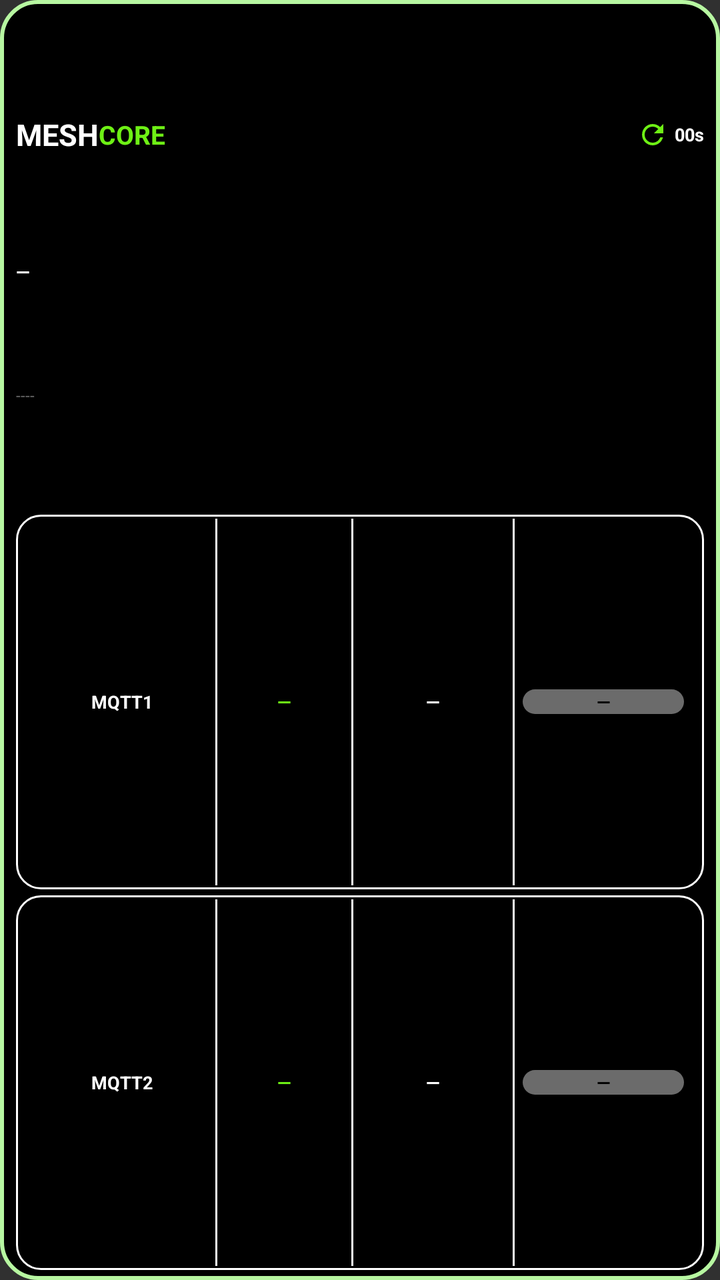
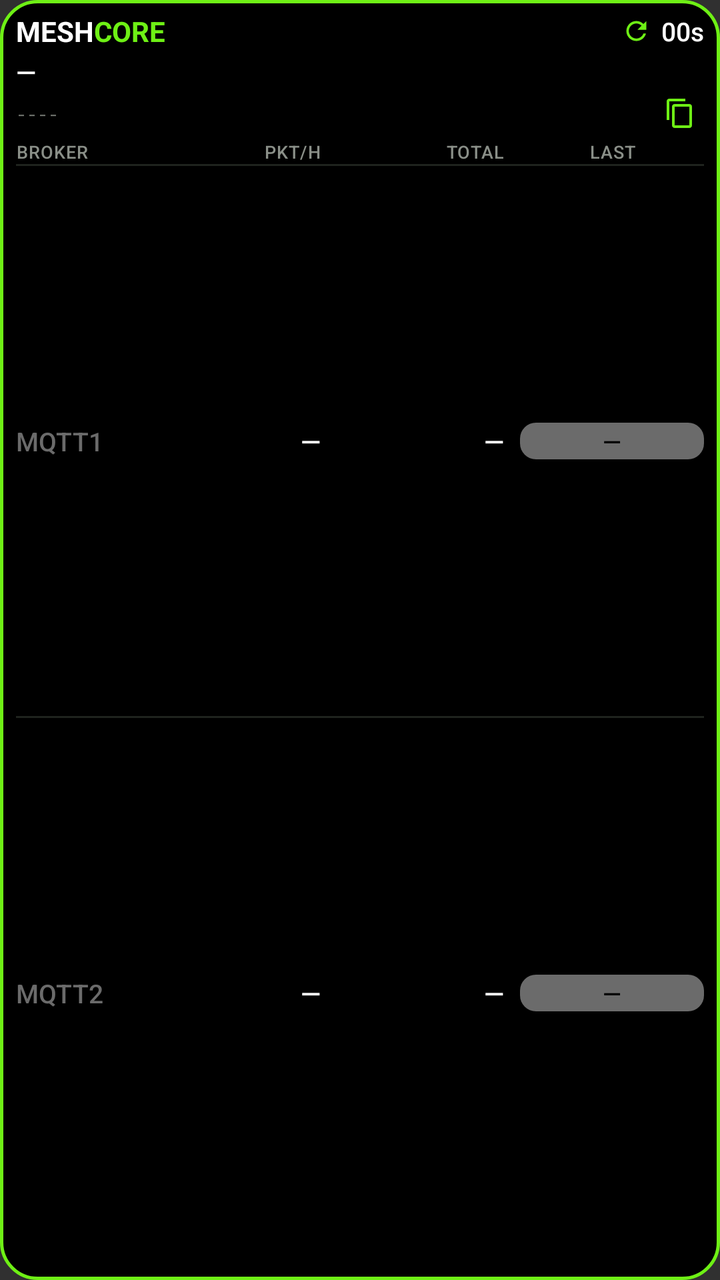

Two renders of the same Android screen: before a commit and after it. Below are the layout's source before the change and the commit's diff.
<!-- AndroidManifest.xml: application theme android:Theme.Material.NoActionBar -->
<!-- res/layout/widget_observer_compact.xml -->
<?xml version="1.0" encoding="utf-8"?>
<LinearLayout xmlns:android="http://schemas.android.com/apk/res/android"
    android:id="@+id/widget_root"
    android:layout_width="match_parent"
    android:layout_height="match_parent"
    android:orientation="vertical"
    android:paddingStart="8dp" android:paddingEnd="8dp" android:paddingTop="5dp" android:paddingBottom="5dp"
    android:background="@drawable/widget_bg">

    <LinearLayout android:layout_width="match_parent" android:layout_height="0dp" android:layout_weight="2"
        android:orientation="horizontal" android:gravity="center_vertical">
        <TextView android:layout_width="wrap_content" android:layout_height="wrap_content" android:text="MESH" android:textColor="#FFFFFF" android:textStyle="bold" android:textSize="15sp" android:maxLines="1"/>
        <TextView android:layout_width="wrap_content" android:layout_height="wrap_content" android:text="CORE" android:textColor="#6EF015" android:textStyle="bold" android:textSize="13sp" android:maxLines="1"/>
        <FrameLayout android:layout_width="0dp" android:layout_height="1dp" android:layout_weight="1"/>
        <ImageView android:id="@+id/refresh_icon" android:layout_width="16dp" android:layout_height="16dp" android:layout_marginStart="6dp"
            android:src="@drawable/ic_refresh" android:contentDescription="@null"/>
        <ProgressBar android:id="@+id/refresh_spinner"
            android:layout_width="16dp" android:layout_height="16dp" android:layout_marginStart="6dp" android:indeterminate="true"
            android:indeterminateOnly="true" android:indeterminateDrawable="@drawable/ic_refresh_spin"
            android:indeterminateDuration="900" android:visibility="gone"/>
        <TextView android:id="@+id/interval_text" android:layout_width="wrap_content" android:layout_height="wrap_content"
            android:layout_marginStart="3dp" android:text="00s" android:textColor="#FFFFFF" android:textStyle="bold" android:textSize="9sp" android:maxLines="1"/>
    </LinearLayout>

    <LinearLayout android:layout_width="match_parent" android:layout_height="0dp" android:layout_weight="2"
        android:orientation="vertical" android:gravity="center_vertical">
        <TextView android:id="@+id/obs_name" android:layout_width="match_parent" android:layout_height="0dp" android:layout_weight="1"
            android:text="—" android:textColor="#FFFFFF" android:textStyle="bold" android:textSize="9sp" android:maxLines="1" android:ellipsize="end"/>
        <TextView android:id="@+id/obs_hash" android:layout_width="match_parent" android:layout_height="0dp" android:layout_weight="1"
            android:text="----" android:textColor="#6B6B6B" android:textSize="8sp" android:maxLines="1" android:ellipsize="end"/>
    </LinearLayout>

    <LinearLayout android:layout_width="match_parent" android:layout_height="0dp" android:layout_weight="3"
        android:layout_marginTop="3dp" android:orientation="horizontal" android:gravity="center_vertical"
        android:background="@drawable/card_outline" android:paddingStart="6dp" android:paddingEnd="6dp" android:paddingTop="2dp" android:paddingBottom="2dp">
        <LinearLayout android:layout_width="0dp" android:layout_height="wrap_content" android:layout_weight="3.5" android:orientation="vertical">
            <TextView android:layout_width="match_parent" android:layout_height="wrap_content" android:id="@+id/m1_title" android:text="MQTT1" android:textColor="#FFFFFF" android:textStyle="bold" android:gravity="center" android:textSize="9sp" android:maxLines="1" android:autoSizeTextType="uniform" android:autoSizeMinTextSize="7sp" android:autoSizeMaxTextSize="9sp" android:autoSizeStepGranularity="1sp"/>
        </LinearLayout>
        <FrameLayout android:layout_width="1dp" android:layout_height="match_parent" android:background="#FFFFFF"/>
        <TextView android:id="@+id/m1_hour" android:layout_width="0dp" android:layout_height="wrap_content" android:layout_weight="2.5" android:gravity="center" android:text="—" android:textColor="#6EF015" android:textStyle="bold" android:textSize="9sp" android:maxLines="1" android:autoSizeTextType="uniform" android:autoSizeMinTextSize="5sp" android:autoSizeMaxTextSize="9sp" android:autoSizeStepGranularity="1sp"/>
        <LinearLayout android:id="@+id/m1_total_col" android:layout_width="0dp" android:layout_height="match_parent" android:layout_weight="3" android:orientation="horizontal" android:gravity="center_vertical">
            <FrameLayout android:layout_width="1dp" android:layout_height="match_parent" android:background="#FFFFFF"/>
            <TextView android:id="@+id/m1_total" android:layout_width="0dp" android:layout_height="wrap_content" android:layout_weight="1" android:gravity="center" android:text="—" android:textColor="#FFFFFF" android:textStyle="bold" android:textSize="9sp" android:maxLines="1" android:autoSizeTextType="uniform" android:autoSizeMinTextSize="5sp" android:autoSizeMaxTextSize="9sp" android:autoSizeStepGranularity="1sp"/>
        </LinearLayout>
        <FrameLayout android:layout_width="1dp" android:layout_height="match_parent" android:background="#FFFFFF"/>
        <TextView android:id="@+id/m1_last" android:layout_width="0dp" android:layout_height="wrap_content" android:layout_weight="3" android:layout_marginStart="4dp" android:layout_marginEnd="4dp" android:gravity="center" android:background="@drawable/pill_gray" android:text="—" android:textColor="#000000" android:textStyle="bold" android:textSize="9sp" android:maxLines="1" android:autoSizeTextType="uniform" android:autoSizeMinTextSize="7sp" android:autoSizeMaxTextSize="9sp" android:autoSizeStepGranularity="1sp"/>
    </LinearLayout>

    <LinearLayout android:layout_width="match_parent" android:layout_height="0dp" android:layout_weight="3"
        android:layout_marginTop="3dp" android:orientation="horizontal" android:gravity="center_vertical"
        android:background="@drawable/card_outline" android:paddingStart="6dp" android:paddingEnd="6dp" android:paddingTop="2dp" android:paddingBottom="2dp">
        <LinearLayout android:layout_width="0dp" android:layout_height="wrap_content" android:layout_weight="3.5" android:orientation="vertical">
            <TextView android:layout_width="match_parent" android:layout_height="wrap_content" android:id="@+id/m2_title" android:text="MQTT2" android:textColor="#FFFFFF" android:textStyle="bold" android:gravity="center" android:textSize="9sp" android:maxLines="1" android:autoSizeTextType="uniform" android:autoSizeMinTextSize="7sp" android:autoSizeMaxTextSize="9sp" android:autoSizeStepGranularity="1sp"/>
        </LinearLayout>
        <FrameLayout android:layout_width="1dp" android:layout_height="match_parent" android:background="#FFFFFF"/>
        <TextView android:id="@+id/m2_hour" android:layout_width="0dp" android:layout_height="wrap_content" android:layout_weight="2.5" android:gravity="center" android:text="—" android:textColor="#6EF015" android:textStyle="bold" android:textSize="9sp" android:maxLines="1" android:autoSizeTextType="uniform" android:autoSizeMinTextSize="5sp" android:autoSizeMaxTextSize="9sp" android:autoSizeStepGranularity="1sp"/>
        <LinearLayout android:id="@+id/m2_total_col" android:layout_width="0dp" android:layout_height="match_parent" android:layout_weight="3" android:orientation="horizontal" android:gravity="center_vertical">
            <FrameLayout android:layout_width="1dp" android:layout_height="match_parent" android:background="#FFFFFF"/>
            <TextView android:id="@+id/m2_total" android:layout_width="0dp" android:layout_height="wrap_content" android:layout_weight="1" android:gravity="center" android:text="—" android:textColor="#FFFFFF" android:textStyle="bold" android:textSize="9sp" android:maxLines="1" android:autoSizeTextType="uniform" android:autoSizeMinTextSize="5sp" android:autoSizeMaxTextSize="9sp" android:autoSizeStepGranularity="1sp"/>
        </LinearLayout>
        <FrameLayout android:layout_width="1dp" android:layout_height="match_parent" android:background="#FFFFFF"/>
        <TextView android:id="@+id/m2_last" android:layout_width="0dp" android:layout_height="wrap_content" android:layout_weight="3" android:layout_marginStart="4dp" android:layout_marginEnd="4dp" android:gravity="center" android:background="@drawable/pill_gray" android:text="—" android:textColor="#000000" android:textStyle="bold" android:textSize="9sp" android:maxLines="1" android:autoSizeTextType="uniform" android:autoSizeMinTextSize="7sp" android:autoSizeMaxTextSize="9sp" android:autoSizeStepGranularity="1sp"/>
    </LinearLayout>
</LinearLayout>
<!-- resources referenced by this layout -->
<resources>
  <!-- drawable card_outline (drawable) -->
  <?xml version="1.0" encoding="utf-8"?>
  <shape xmlns:android="http://schemas.android.com/apk/res/android" android:shape="rectangle">
      <solid android:color="#000000"/>
      <stroke android:width="1dp" android:color="#FFFFFF"/>
      <corners android:radius="12dp"/>
  </shape>
  <!-- drawable ic_refresh (drawable) -->
  <?xml version="1.0" encoding="utf-8"?>
  <vector xmlns:android="http://schemas.android.com/apk/res/android" android:width="24dp" android:height="24dp" android:viewportWidth="24" android:viewportHeight="24">
      <path android:fillColor="#6EF015" android:pathData="M17.65,6.35C16.2,4.9 14.21,4 12,4c-4.42,0 -7.99,3.58 -7.99,8s3.57,8 7.99,8c3.73,0 6.84,-2.55 7.73,-6h-2.08c-0.82,2.33 -3.04,4 -5.65,4 -3.31,0 -6,-2.69 -6,-6s2.69,-6 6,-6c1.66,0 3.14,0.69 4.22,1.78L13,11h7V4l-2.35,2.35z"/>
  </vector>
  <!-- drawable ic_refresh_spin (drawable) -->
  <?xml version="1.0" encoding="utf-8"?>
  <rotate xmlns:android="http://schemas.android.com/apk/res/android"
      android:drawable="@drawable/ic_refresh_busy"
      android:fromDegrees="0"
      android:toDegrees="360"
      android:pivotX="50%"
      android:pivotY="50%" />
  <!-- drawable pill_gray (drawable) -->
  <?xml version="1.0" encoding="utf-8"?>
  <shape xmlns:android="http://schemas.android.com/apk/res/android" android:shape="rectangle">
      <solid android:color="#6B6B6B"/>
      <corners android:radius="11dp"/>
  </shape>
  <!-- drawable widget_bg (drawable) -->
  <?xml version="1.0" encoding="utf-8"?>
  <shape xmlns:android="http://schemas.android.com/apk/res/android" android:shape="rectangle">
      <solid android:color="#000000"/>
      <stroke android:width="2dp" android:color="#B7F7A1"/>
      <corners android:radius="18dp"/>
  </shape>
  <!-- drawable ic_refresh_busy (drawable) -->
  <?xml version="1.0" encoding="utf-8"?>
  <vector xmlns:android="http://schemas.android.com/apk/res/android" android:width="24dp" android:height="24dp" android:viewportWidth="24" android:viewportHeight="24">
      <path android:fillColor="#FF9500" android:pathData="M17.65,6.35C16.2,4.9 14.21,4 12,4c-4.42,0 -7.99,3.58 -7.99,8s3.57,8 7.99,8c3.73,0 6.84,-2.55 7.73,-6h-2.08c-0.82,2.33 -3.04,4 -5.65,4 -3.31,0 -6,-2.69 -6,-6s2.69,-6 6,-6c1.66,0 3.14,0.69 4.22,1.78L13,11h7V4l-2.35,2.35z"/>
  </vector>
</resources>

<!-- the commit's change to res/layout/widget_observer_compact.xml (unified diff, before → after) -->
@@ -4,61 +4,64 @@
     android:layout_width="match_parent"
     android:layout_height="match_parent"
     android:orientation="vertical"
-    android:paddingStart="8dp" android:paddingEnd="8dp" android:paddingTop="5dp" android:paddingBottom="5dp"
+    android:paddingStart="8dp" android:paddingEnd="8dp" android:paddingTop="6dp" android:paddingBottom="6dp"
     android:background="@drawable/widget_bg">
 
-    <LinearLayout android:layout_width="match_parent" android:layout_height="0dp" android:layout_weight="2"
+    <LinearLayout android:layout_width="match_parent" android:layout_height="wrap_content"
         android:orientation="horizontal" android:gravity="center_vertical">
-        <TextView android:layout_width="wrap_content" android:layout_height="wrap_content" android:text="MESH" android:textColor="#FFFFFF" android:textStyle="bold" android:textSize="15sp" android:maxLines="1"/>
-        <TextView android:layout_width="wrap_content" android:layout_height="wrap_content" android:text="CORE" android:textColor="#6EF015" android:textStyle="bold" android:textSize="13sp" android:maxLines="1"/>
+        <TextView android:layout_width="wrap_content" android:layout_height="wrap_content" android:text="MESH" android:textColor="#FFFFFF" android:textStyle="bold" android:textSize="14sp" android:maxLines="1"/>
+        <TextView android:layout_width="wrap_content" android:layout_height="wrap_content" android:text="CORE" android:textColor="#6EF015" android:textStyle="bold" android:textSize="14sp" android:maxLines="1"/>
         <FrameLayout android:layout_width="0dp" android:layout_height="1dp" android:layout_weight="1"/>
-        <ImageView android:id="@+id/refresh_icon" android:layout_width="16dp" android:layout_height="16dp" android:layout_marginStart="6dp"
+        <ImageView android:id="@+id/refresh_icon" android:layout_width="15dp" android:layout_height="15dp"
             android:src="@drawable/ic_refresh" android:contentDescription="@null"/>
         <ProgressBar android:id="@+id/refresh_spinner"
-            android:layout_width="16dp" android:layout_height="16dp" android:layout_marginStart="6dp" android:indeterminate="true"
+            android:layout_width="15dp" android:layout_height="15dp" android:indeterminate="true"
             android:indeterminateOnly="true" android:indeterminateDrawable="@drawable/ic_refresh_spin"
             android:indeterminateDuration="900" android:visibility="gone"/>
         <TextView android:id="@+id/interval_text" android:layout_width="wrap_content" android:layout_height="wrap_content"
-            android:layout_marginStart="3dp" android:text="00s" android:textColor="#FFFFFF" android:textStyle="bold" android:textSize="9sp" android:maxLines="1"/>
+            android:layout_marginStart="5dp" android:text="00s" android:textColor="#FFFFFF" android:textSize="13sp" android:fontFamily="sans-serif-medium" android:fontFeatureSettings="tnum" android:maxLines="1"/>
     </LinearLayout>
 
-    <LinearLayout android:layout_width="match_parent" android:layout_height="0dp" android:layout_weight="2"
-        android:orientation="vertical" android:gravity="center_vertical">
-        <TextView android:id="@+id/obs_name" android:layout_width="match_parent" android:layout_height="0dp" android:layout_weight="1"
-            android:text="—" android:textColor="#FFFFFF" android:textStyle="bold" android:textSize="9sp" android:maxLines="1" android:ellipsize="end"/>
-        <TextView android:id="@+id/obs_hash" android:layout_width="match_parent" android:layout_height="0dp" android:layout_weight="1"
-            android:text="----" android:textColor="#6B6B6B" android:textSize="8sp" android:maxLines="1" android:ellipsize="end"/>
+    <TextView android:id="@+id/obs_name" android:layout_width="match_parent" android:layout_height="wrap_content"
+        android:layout_marginTop="2dp" android:text="—" android:textColor="#FFFFFF" android:textSize="13sp" android:fontFamily="sans-serif-medium" android:fontFeatureSettings="tnum" android:maxLines="1" android:ellipsize="end"/>
+
+    <LinearLayout android:layout_width="match_parent" android:layout_height="wrap_content"
+        android:orientation="horizontal" android:gravity="center_vertical">
+        <TextView android:id="@+id/obs_hash" android:layout_width="0dp" android:layout_height="wrap_content" android:layout_weight="1"
+            android:text="----" android:textColor="#6B6F69" android:textSize="9sp" android:fontFamily="monospace"
+            android:singleLine="true" android:maxLines="1" android:ellipsize="end"/>
+        <ImageView android:id="@+id/copy_key" android:layout_width="28dp" android:layout_height="24dp"
+            android:paddingStart="8dp" android:paddingEnd="4dp" android:paddingTop="4dp" android:paddingBottom="4dp"
+            android:src="@drawable/ic_copy" android:contentDescription="Kopiuj klucz"/>
     </LinearLayout>
 
-    <LinearLayout android:layout_width="match_parent" android:layout_height="0dp" android:layout_weight="3"
-        android:layout_marginTop="3dp" android:orientation="horizontal" android:gravity="center_vertical"
-        android:background="@drawable/card_outline" android:paddingStart="6dp" android:paddingEnd="6dp" android:paddingTop="2dp" android:paddingBottom="2dp">
-        <LinearLayout android:layout_width="0dp" android:layout_height="wrap_content" android:layout_weight="3.5" android:orientation="vertical">
-            <TextView android:layout_width="match_parent" android:layout_height="wrap_content" android:id="@+id/m1_title" android:text="MQTT1" android:textColor="#FFFFFF" android:textStyle="bold" android:gravity="center" android:textSize="9sp" android:maxLines="1" android:autoSizeTextType="uniform" android:autoSizeMinTextSize="7sp" android:autoSizeMaxTextSize="9sp" android:autoSizeStepGranularity="1sp"/>
-        </LinearLayout>
-        <FrameLayout android:layout_width="1dp" android:layout_height="match_parent" android:background="#FFFFFF"/>
-        <TextView android:id="@+id/m1_hour" android:layout_width="0dp" android:layout_height="wrap_content" android:layout_weight="2.5" android:gravity="center" android:text="—" android:textColor="#6EF015" android:textStyle="bold" android:textSize="9sp" android:maxLines="1" android:autoSizeTextType="uniform" android:autoSizeMinTextSize="5sp" android:autoSizeMaxTextSize="9sp" android:autoSizeStepGranularity="1sp"/>
-        <LinearLayout android:id="@+id/m1_total_col" android:layout_width="0dp" android:layout_height="match_parent" android:layout_weight="3" android:orientation="horizontal" android:gravity="center_vertical">
-            <FrameLayout android:layout_width="1dp" android:layout_height="match_parent" android:background="#FFFFFF"/>
-            <TextView android:id="@+id/m1_total" android:layout_width="0dp" android:layout_height="wrap_content" android:layout_weight="1" android:gravity="center" android:text="—" android:textColor="#FFFFFF" android:textStyle="bold" android:textSize="9sp" android:maxLines="1" android:autoSizeTextType="uniform" android:autoSizeMinTextSize="5sp" android:autoSizeMaxTextSize="9sp" android:autoSizeStepGranularity="1sp"/>
-        </LinearLayout>
-        <FrameLayout android:layout_width="1dp" android:layout_height="match_parent" android:background="#FFFFFF"/>
-        <TextView android:id="@+id/m1_last" android:layout_width="0dp" android:layout_height="wrap_content" android:layout_weight="3" android:layout_marginStart="4dp" android:layout_marginEnd="4dp" android:gravity="center" android:background="@drawable/pill_gray" android:text="—" android:textColor="#000000" android:textStyle="bold" android:textSize="9sp" android:maxLines="1" android:autoSizeTextType="uniform" android:autoSizeMinTextSize="7sp" android:autoSizeMaxTextSize="9sp" android:autoSizeStepGranularity="1sp"/>
+    <LinearLayout android:layout_width="match_parent" android:layout_height="wrap_content" android:layout_marginTop="1dp"
+        android:orientation="horizontal" android:gravity="center_vertical">
+        <TextView android:layout_width="0dp" android:layout_height="wrap_content" android:layout_weight="3" android:text="BROKER" android:textSize="9sp" android:fontFamily="sans-serif-medium" android:textColor="#8A8F88" android:letterSpacing="0.04" android:maxLines="1"/>
+        <TextView android:layout_width="0dp" android:layout_height="wrap_content" android:layout_weight="2" android:gravity="end" android:text="PKT/H" android:textSize="9sp" android:fontFamily="sans-serif-medium" android:textColor="#8A8F88" android:letterSpacing="0.04" android:maxLines="1"/>
+        <FrameLayout android:id="@+id/hdr_total_col" android:layout_width="0dp" android:layout_height="wrap_content" android:layout_weight="3">
+            <TextView android:layout_width="match_parent" android:layout_height="wrap_content" android:gravity="end" android:text="TOTAL" android:textSize="9sp" android:fontFamily="sans-serif-medium" android:textColor="#8A8F88" android:letterSpacing="0.04" android:maxLines="1"/>
+        </FrameLayout>
+        <TextView android:layout_width="0dp" android:layout_height="wrap_content" android:layout_weight="3" android:layout_marginStart="8dp" android:gravity="center" android:text="LAST" android:textSize="9sp" android:fontFamily="sans-serif-medium" android:textColor="#8A8F88" android:letterSpacing="0.04" android:maxLines="1"/>
     </LinearLayout>
-
-    <LinearLayout android:layout_width="match_parent" android:layout_height="0dp" android:layout_weight="3"
-        android:layout_marginTop="3dp" android:orientation="horizontal" android:gravity="center_vertical"
-        android:background="@drawable/card_outline" android:paddingStart="6dp" android:paddingEnd="6dp" android:paddingTop="2dp" android:paddingBottom="2dp">
-        <LinearLayout android:layout_width="0dp" android:layout_height="wrap_content" android:layout_weight="3.5" android:orientation="vertical">
-            <TextView android:layout_width="match_parent" android:layout_height="wrap_content" android:id="@+id/m2_title" android:text="MQTT2" android:textColor="#FFFFFF" android:textStyle="bold" android:gravity="center" android:textSize="9sp" android:maxLines="1" android:autoSizeTextType="uniform" android:autoSizeMinTextSize="7sp" android:autoSizeMaxTextSize="9sp" android:autoSizeStepGranularity="1sp"/>
-        </LinearLayout>
-        <FrameLayout android:layout_width="1dp" android:layout_height="match_parent" android:background="#FFFFFF"/>
-        <TextView android:id="@+id/m2_hour" android:layout_width="0dp" android:layout_height="wrap_content" android:layout_weight="2.5" android:gravity="center" android:text="—" android:textColor="#6EF015" android:textStyle="bold" android:textSize="9sp" android:maxLines="1" android:autoSizeTextType="uniform" android:autoSizeMinTextSize="5sp" android:autoSizeMaxTextSize="9sp" android:autoSizeStepGranularity="1sp"/>
-        <LinearLayout android:id="@+id/m2_total_col" android:layout_width="0dp" android:layout_height="match_parent" android:layout_weight="3" android:orientation="horizontal" android:gravity="center_vertical">
-            <FrameLayout android:layout_width="1dp" android:layout_height="match_parent" android:background="#FFFFFF"/>
-            <TextView android:id="@+id/m2_total" android:layout_width="0dp" android:layout_height="wrap_content" android:layout_weight="1" android:gravity="center" android:text="—" android:textColor="#FFFFFF" android:textStyle="bold" android:textSize="9sp" android:maxLines="1" android:autoSizeTextType="uniform" android:autoSizeMinTextSize="5sp" android:autoSizeMaxTextSize="9sp" android:autoSizeStepGranularity="1sp"/>
-        </LinearLayout>
-        <FrameLayout android:layout_width="1dp" android:layout_height="match_parent" android:background="#FFFFFF"/>
-        <TextView android:id="@+id/m2_last" android:layout_width="0dp" android:layout_height="wrap_content" android:layout_weight="3" android:layout_marginStart="4dp" android:layout_marginEnd="4dp" android:gravity="center" android:background="@drawable/pill_gray" android:text="—" android:textColor="#000000" android:textStyle="bold" android:textSize="9sp" android:maxLines="1" android:autoSizeTextType="uniform" android:autoSizeMinTextSize="7sp" android:autoSizeMaxTextSize="9sp" android:autoSizeStepGranularity="1sp"/>
+    <FrameLayout android:layout_width="match_parent" android:layout_height="1dp" android:background="#1F231E"/>
+    <LinearLayout android:layout_width="match_parent" android:layout_height="0dp" android:layout_weight="1" android:minHeight="20dp"
+        android:orientation="horizontal" android:gravity="center_vertical" android:paddingTop="1dp" android:paddingBottom="1dp">
+        <TextView android:id="@+id/m1_title" android:layout_width="0dp" android:layout_height="wrap_content" android:layout_weight="3" android:layout_gravity="center_vertical" android:text="MQTT1" android:textColor="#6B6B6B" android:textSize="13sp" android:fontFamily="sans-serif-medium" android:fontFeatureSettings="tnum" android:maxLines="1"/>
+        <TextView android:id="@+id/m1_hour" android:layout_width="0dp" android:layout_height="wrap_content" android:layout_weight="2" android:layout_gravity="center_vertical" android:gravity="end" android:text="—" android:textColor="#FFFFFF" android:textSize="13sp" android:fontFamily="sans-serif-medium" android:fontFeatureSettings="tnum" android:maxLines="1"/>
+        <FrameLayout android:id="@+id/m1_total_col" android:layout_width="0dp" android:layout_height="wrap_content" android:layout_weight="3" android:layout_gravity="center_vertical">
+            <TextView android:id="@+id/m1_total" android:layout_width="match_parent" android:layout_height="wrap_content" android:gravity="end" android:text="—" android:textColor="#FFFFFF" android:textSize="13sp" android:fontFamily="sans-serif-medium" android:fontFeatureSettings="tnum" android:maxLines="1"/>
+        </FrameLayout>
+        <TextView android:id="@+id/m1_last" android:layout_width="0dp" android:layout_height="wrap_content" android:layout_weight="3" android:layout_gravity="center_vertical" android:layout_marginStart="8dp" android:gravity="center" android:background="@drawable/pill_gray" android:text="—" android:textColor="#000000" android:textSize="12sp" android:fontFamily="sans-serif-medium" android:fontFeatureSettings="tnum" android:maxLines="1" android:paddingTop="1dp" android:paddingBottom="1dp"/>
+    </LinearLayout>
+    <FrameLayout android:layout_width="match_parent" android:layout_height="1dp" android:background="#1F231E"/>
+    <LinearLayout android:layout_width="match_parent" android:layout_height="0dp" android:layout_weight="1" android:minHeight="20dp"
+        android:orientation="horizontal" android:gravity="center_vertical" android:paddingTop="1dp" android:paddingBottom="1dp">
+        <TextView android:id="@+id/m2_title" android:layout_width="0dp" android:layout_height="wrap_content" android:layout_weight="3" android:layout_gravity="center_vertical" android:text="MQTT2" android:textColor="#6B6B6B" android:textSize="13sp" android:fontFamily="sans-serif-medium" android:fontFeatureSettings="tnum" android:maxLines="1"/>
+        <TextView android:id="@+id/m2_hour" android:layout_width="0dp" android:layout_height="wrap_content" android:layout_weight="2" android:layout_gravity="center_vertical" android:gravity="end" android:text="—" android:textColor="#FFFFFF" android:textSize="13sp" android:fontFamily="sans-serif-medium" android:fontFeatureSettings="tnum" android:maxLines="1"/>
+        <FrameLayout android:id="@+id/m2_total_col" android:layout_width="0dp" android:layout_height="wrap_content" android:layout_weight="3" android:layout_gravity="center_vertical">
+            <TextView android:id="@+id/m2_total" android:layout_width="match_parent" android:layout_height="wrap_content" android:gravity="end" android:text="—" android:textColor="#FFFFFF" android:textSize="13sp" android:fontFamily="sans-serif-medium" android:fontFeatureSettings="tnum" android:maxLines="1"/>
+        </FrameLayout>
+        <TextView android:id="@+id/m2_last" android:layout_width="0dp" android:layout_height="wrap_content" android:layout_weight="3" android:layout_gravity="center_vertical" android:layout_marginStart="8dp" android:gravity="center" android:background="@drawable/pill_gray" android:text="—" android:textColor="#000000" android:textSize="12sp" android:fontFamily="sans-serif-medium" android:fontFeatureSettings="tnum" android:maxLines="1" android:paddingTop="1dp" android:paddingBottom="1dp"/>
     </LinearLayout>
 </LinearLayout>
<!-- resource entries referenced after the edit -->
@@ -1,12 +1,9 @@
 <!-- resources referenced by this layout -->
 <resources>
-  <!-- drawable card_outline (drawable) -->
-  <?xml version="1.0" encoding="utf-8"?>
-  <shape xmlns:android="http://schemas.android.com/apk/res/android" android:shape="rectangle">
-      <solid android:color="#000000"/>
-      <stroke android:width="1dp" android:color="#FFFFFF"/>
-      <corners android:radius="12dp"/>
-  </shape>
+  <!-- drawable ic_copy (drawable) -->
+  <vector xmlns:android="http://schemas.android.com/apk/res/android" android:width="24dp" android:height="24dp" android:viewportWidth="24" android:viewportHeight="24">
+      <path android:fillColor="#6EF015" android:pathData="M16,1L4,1c-1.1,0 -2,0.9 -2,2v14h2L4,3h12L16,1zM19,5L8,5c-1.1,0 -2,0.9 -2,2v14c0,1.1 0.9,2 2,2h11c1.1,0 2,-0.9 2,-2L21,7c0,-1.1 -0.9,-2 -2,-2zM19,21L8,21L8,7h11v14z"/>
+  </vector>
   <!-- drawable ic_refresh (drawable) -->
   <?xml version="1.0" encoding="utf-8"?>
   <vector xmlns:android="http://schemas.android.com/apk/res/android" android:width="24dp" android:height="24dp" android:viewportWidth="24" android:viewportHeight="24">
@@ -24,13 +21,13 @@
   <?xml version="1.0" encoding="utf-8"?>
   <shape xmlns:android="http://schemas.android.com/apk/res/android" android:shape="rectangle">
       <solid android:color="#6B6B6B"/>
-      <corners android:radius="11dp"/>
+      <corners android:radius="8dp"/>
   </shape>
   <!-- drawable widget_bg (drawable) -->
   <?xml version="1.0" encoding="utf-8"?>
   <shape xmlns:android="http://schemas.android.com/apk/res/android" android:shape="rectangle">
       <solid android:color="#000000"/>
-      <stroke android:width="2dp" android:color="#B7F7A1"/>
+      <stroke android:width="1.5dp" android:color="#6EF015"/>
       <corners android:radius="18dp"/>
   </shape>
   <!-- drawable ic_refresh_busy (drawable) -->
